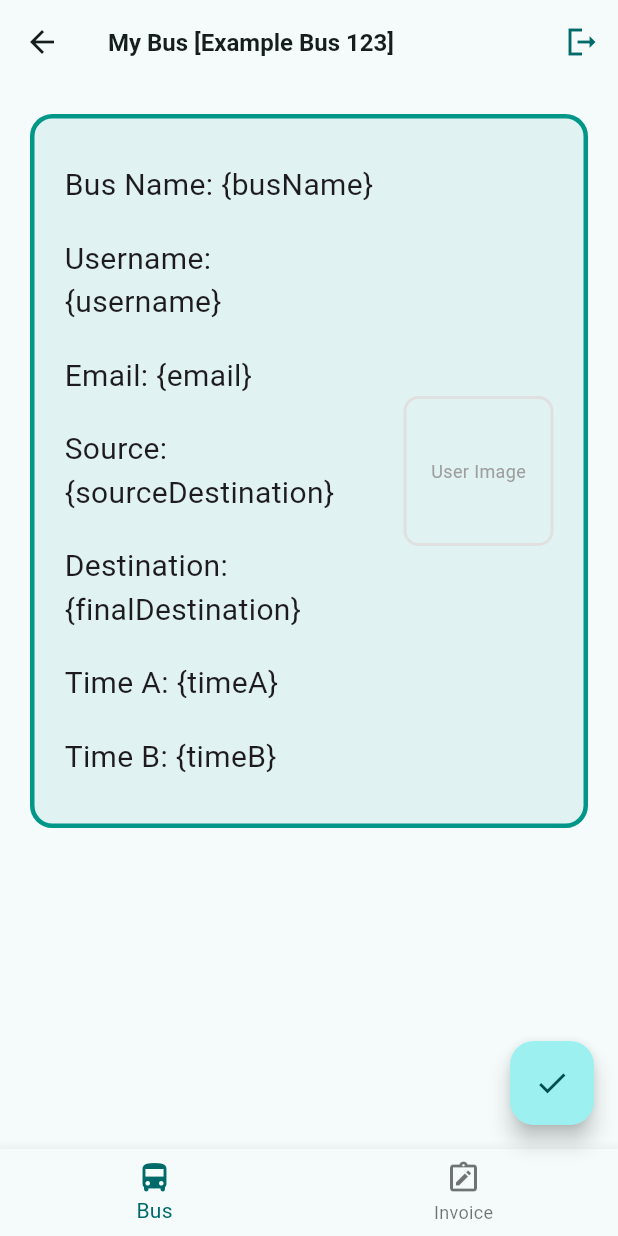
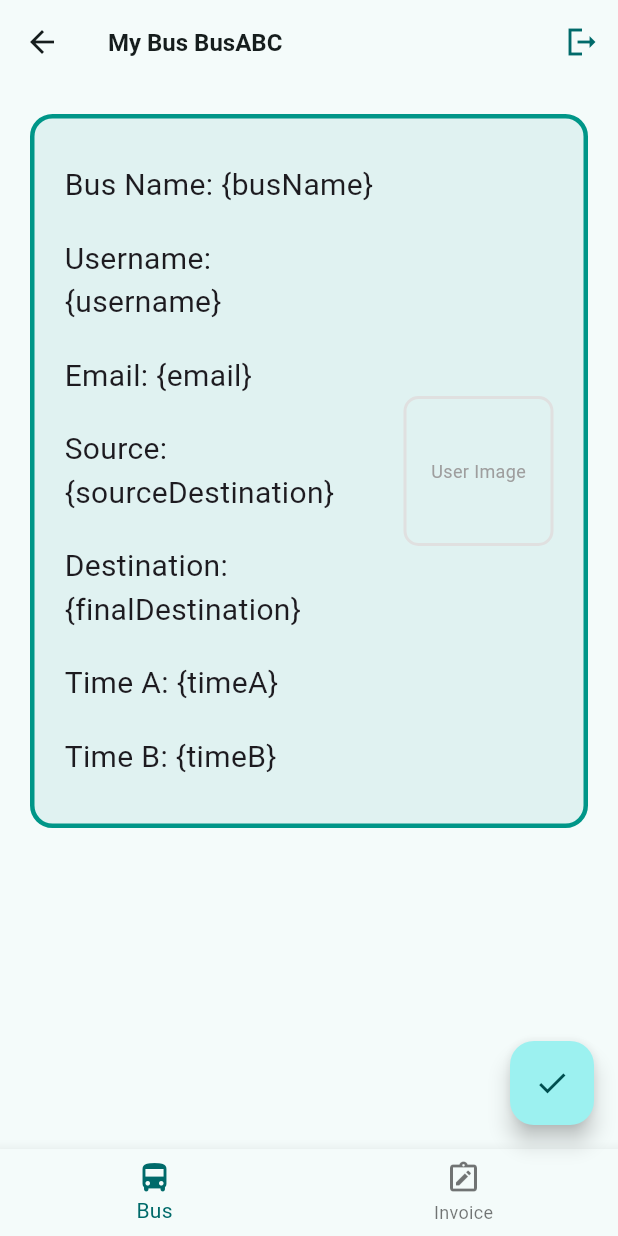
Before and after one commit to RaashidGIT/bms_FC, a Flutter app: the MyBus screen opened directly, after a tap on the "logout" icon, on a phone screen of 412 x 824 dp. Run offline on Flutter 3.47's test engine with Material 3 defaults, Android fonts, the phone set to English and light mode, and no system bars; our stand-ins replace cloud_firestore, firebase_auth, firebase_core, firebase_storage, image_picker; accounts and stored records are empty.

Commit message:
Navigation bar code is now working without any error in the debug console

```diff
--- a/lib/Sp_page/my_bus.dart
+++ b/lib/Sp_page/my_bus.dart
@@ -1,14 +1,10 @@
 // This page exists so that the navigation bar can easily communicate with the two pages.
-
-// ignore_for_file: unused_import
 
 import 'package:bms_sample/Sp_page/create_invoice.dart';
 import 'package:bms_sample/Sp_page/my_bus_availability.dart';
 import 'package:firebase_auth/firebase_auth.dart';
 import 'package:flutter/material.dart';
 import 'package:bms_sample/Sp_page/my_invoice.dart';
-// import 'package:bms_2/widgets/chat_messages.dart';
-// import 'package:bms_2/widgets/new_message.dart';
 
 class MyBus extends StatefulWidget {
   const MyBus({super.key});
@@ -22,55 +18,41 @@ class _MyBusState extends State<MyBus> {
   String? _busName; // Store dynamic bus name
 
   List<Widget> _pages = [
-    // Define the widgets for each page
-    Column(
-      children: [
-        MyBusAvailability(),
-      ],
-    ),
-    Column(
-      children: [MyInvoiceScreen()],
-    ),
+    MyBusAvailability(key: UniqueKey()), // Use UniqueKey for each page
+    MyInvoiceScreen(key: UniqueKey()), // Use UniqueKey for each page
   ];
 
   void _selectPage(int index) {
     setState(() {
-      _selectedPageIndex = index; // Call setState to trigger a rebuild
+      _selectedPageIndex = index;
     });
   }
 
   @override
   Widget build(BuildContext context) {
-    // Fetch and set dynamic bus name (replace with the logic)
-    _busName = 'Example Bus 123'; // Replace with the bus name fetching logic
+    // Update _busName dynamically (replace with actual logic later)
+    _busName = 'Example Bus 123'; // Placeholder
 
     return Scaffold(
       appBar: AppBar(
-        title: (_selectedPageIndex == 0)
-            ? Text('My Bus [$_busName]')
-            : Text('Invoice Management'), // ADD DYNAMIC BUS NAMES HERE!
+        title: Text(
+          (_selectedPageIndex == 0)
+              // ? 'My Bus [$busName]' // Use _busName directly
+              ? 'My Bus BusABC'
+              : 'Invoice Management',
+        ),
         actions: [
           IconButton(
-            onPressed: () {
-              FirebaseAuth.instance.signOut();
-            },
-            icon: Icon(
-              Icons.logout_sharp,
-              color: Theme.of(context).colorScheme.primary,
-            ),
+            onPressed: () => FirebaseAuth.instance.signOut(),
+            icon: Icon(Icons.logout_sharp, color: Theme.of(context).colorScheme.primary),
           ),
         ],
       ),
       floatingActionButton: FloatingActionButton(
-        child: (_selectedPageIndex == 0)
-            ? Icon(Icons.check)
-            : null, // Icon for the FAB
-        onPressed: () {
-          (_selectedPageIndex == 0) ? const Icon(Icons.close) : null;
-          // Code to execute when the FAB is pressed
-        },
+        child: (_selectedPageIndex == 0) ? Icon(Icons.check) : null,
+        onPressed: () => (_selectedPageIndex == 0) ? null : null, // Handle onPressed as needed
       ),
-      body: _pages[_selectedPageIndex], // Display the selected page
+      body: _pages[_selectedPageIndex],
       bottomNavigationBar: BottomNavigationBar(
         onTap: _selectPage,
         currentIndex: _selectedPageIndex,
```
